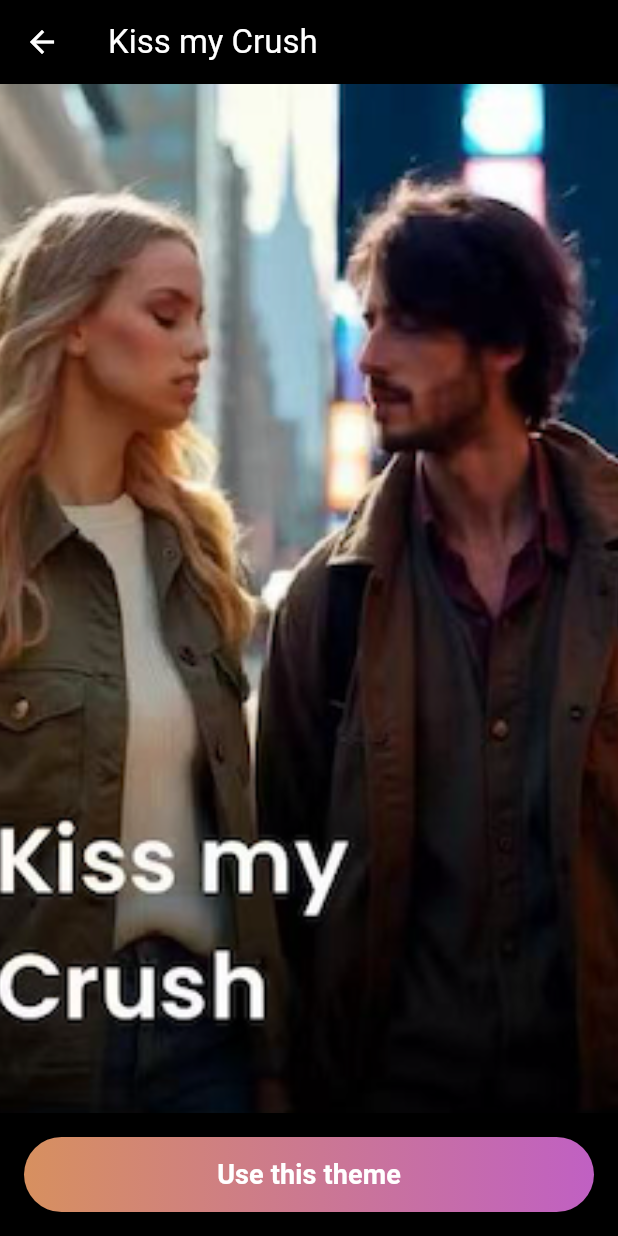
After one commit to plm-lee/aiVideo, a Flutter app: the ThemeDetailPage screen opened by its route, on a phone screen of 412 x 824 dp. The commit adds this screen. Run offline on Flutter 3.47's test engine with Material 3 defaults, Android fonts, the phone set to English and light mode, and no system bars; our stand-ins replace chewie, go_router, image_picker, in_app_purchase, sqflite, video_player; missing offline and left inert: in_app_purchase_storekit, photo_manager; accounts and stored records are empty; network calls fail.

Commit message:
风格页面

```diff
--- a/lib/main.dart
+++ b/lib/main.dart
@@ -19,6 +19,7 @@ import 'package:ai_video/page/purchase_history_page.dart';
 import 'package:ai_video/service/locale_service.dart';
 import 'package:ai_video/page/mine_page.dart';
 import 'package:ai_video/service/apple_payment_service.dart';
+import 'package:ai_video/page/theme_detail_page.dart';
 
 void main() async {
   WidgetsFlutterBinding.ensureInitialized();
@@ -122,6 +123,12 @@ final _router = GoRouter(
         child: const MinePage(),
       ),
     ),
+    GoRoute(
+      path: '/theme-detail',
+      pageBuilder: (context, state) => NoTransitionPage(
+        child: const ThemeDetailPage(),
+      ),
+    ),
   ],
 );
 
--- a/lib/page/ai_video.dart
+++ b/lib/page/ai_video.dart
@@ -6,6 +6,7 @@ import 'package:ai_video/constants/theme.dart';
 import 'package:ai_video/service/credits_service.dart';
 import 'package:provider/provider.dart';
 import 'package:ai_video/widgets/bottom_nav_bar.dart';
+import 'theme_detail_page.dart';
 
 class AIVideo extends StatefulWidget {
   const AIVideo({super.key});
@@ -173,7 +174,9 @@ class _AIVideoState extends State<AIVideo> {
 
   Widget _buildCategoryCard(Map<String, dynamic> item) {
     final isDark = Theme.of(context).brightness == Brightness.dark;
-    return Container(
+    return GestureDetector(
+      onTap: () => context.push('/theme-detail'),
+      child: Container(
         width: 140,
         margin: const EdgeInsets.only(right: _spacing),
         decoration: BoxDecoration(
@@ -195,14 +198,16 @@ class _AIVideoState extends State<AIVideo> {
                 child: Text(
                   item['title'],
                   style: TextStyle(
-                  color:
-                      isDark ? AppTheme.darkTextColor : AppTheme.lightTextColor,
+                    color: isDark
+                        ? AppTheme.darkTextColor
+                        : AppTheme.lightTextColor,
                     fontSize: 16,
                     fontWeight: FontWeight.bold,
                   ),
                 ),
               ),
           ],
+        ),
       ),
     );
   }
--- /dev/null
+++ b/lib/page/theme_detail_page.dart
@@ -0,0 +1,79 @@
+import 'package:flutter/material.dart';
+
+class ThemeDetailPage extends StatelessWidget {
+  const ThemeDetailPage({super.key});
+
+  @override
+  Widget build(BuildContext context) {
+    return Scaffold(
+      backgroundColor: Colors.black,
+      appBar: AppBar(
+        backgroundColor: Colors.transparent,
+        elevation: 0,
+        leading: IconButton(
+          icon: const Icon(Icons.arrow_back, color: Colors.white),
+          onPressed: () => Navigator.pop(context),
+        ),
+        title: const Text(
+          'Kiss my Crush',
+          style: TextStyle(color: Colors.white),
+        ),
+      ),
+      body: Column(
+        children: [
+          Expanded(
+            child: Image.asset(
+              'assets/images/kiss1.jpg',
+              fit: BoxFit.cover,
+              width: double.infinity,
+            ),
+          ),
+          _buildBottomSection(),
+        ],
+      ),
+    );
+  }
+
+  Widget _buildBottomSection() {
+    return Container(
+      padding: const EdgeInsets.all(16),
+      child: Column(
+        mainAxisSize: MainAxisSize.min,
+        children: [
+          Container(
+            width: double.infinity,
+            height: 50,
+            decoration: BoxDecoration(
+              gradient: const LinearGradient(
+                colors: [Color(0xFFD7905F), Color(0xFFC060C3)],
+                begin: Alignment.centerLeft,
+                end: Alignment.centerRight,
+              ),
+              borderRadius: BorderRadius.circular(25),
+            ),
+            child: ElevatedButton(
+              onPressed: () {
+                // TODO: 实现主题使用逻辑
+              },
+              style: ElevatedButton.styleFrom(
+                backgroundColor: Colors.transparent,
+                shadowColor: Colors.transparent,
+                shape: RoundedRectangleBorder(
+                  borderRadius: BorderRadius.circular(25),
+                ),
+              ),
+              child: const Text(
+                'Use this theme',
+                style: TextStyle(
+                  color: Colors.white,
+                  fontSize: 18,
+                  fontWeight: FontWeight.bold,
+                ),
+              ),
+            ),
+          ),
+        ],
+      ),
+    );
+  }
+}
```
Lines whose indentation alone changed are shown as unchanged.
